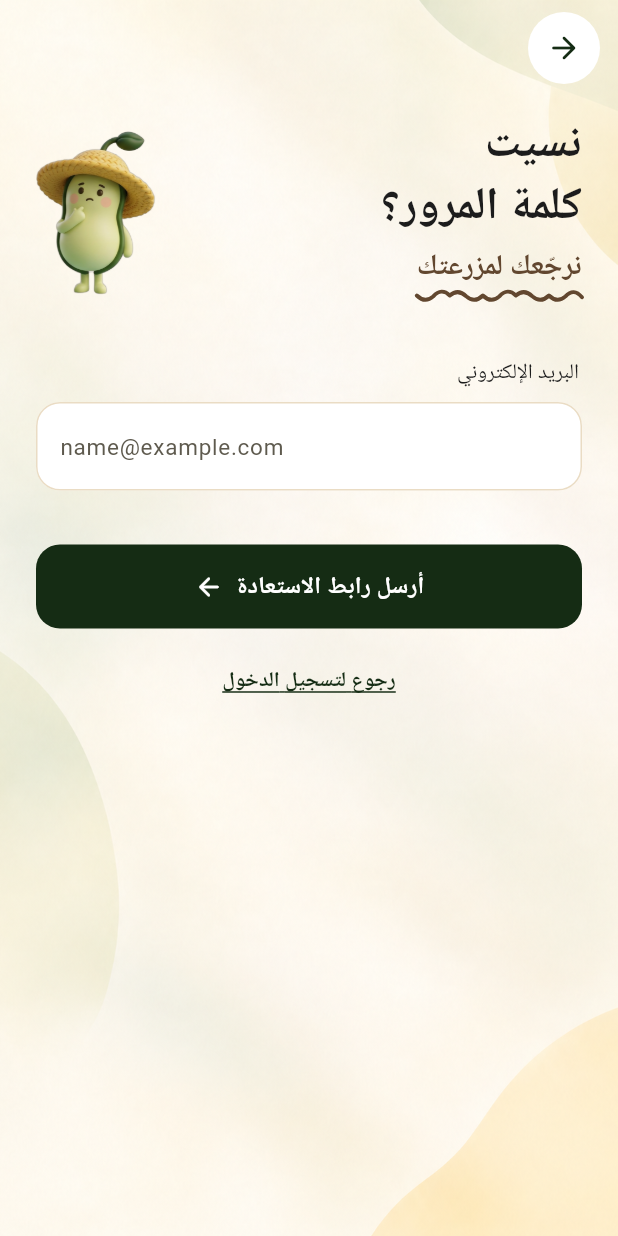
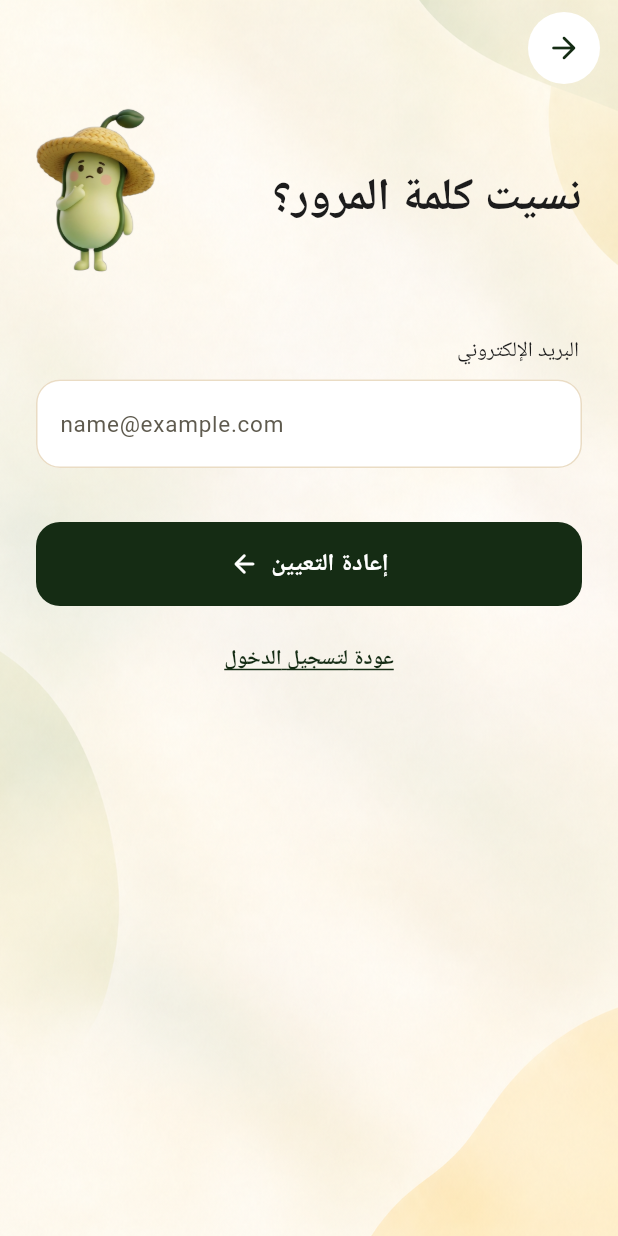
Before and after one commit to Maryommm/2026-GP1-5, a Flutter app: the ResetPasswordScreen screen opened directly, on a phone screen of 412 x 824 dp. Run offline on Flutter 3.47's test engine with Material 3 defaults, Android fonts, the phone set to English and light mode, and no system bars; our stand-ins replace camera, cloud_firestore, firebase_auth, firebase_core, geocoding, geolocator and 5 more; accounts and stored records are empty; Roboto replaces fonts that are missing (Baloo Bhaijaan 2, Readex Pro).

Commit message:
fix(l10n): drop the reset accent and update the Arabic texts
Remove the squiggle accent from the reset password header and its string,
use formal Arabic for the auth and crop screens, and fix typos and stray
quotes in the new texts.

Co-Authored-By: Claude Opus 5.5 <noreply@anthropic.com>

```diff
--- a/ethmar/lib/l10n/app_strings.dart
+++ b/ethmar/lib/l10n/app_strings.dart
@@ -44,7 +44,6 @@ class AppStrings {
     'back': 'Back',
     'accountCreated': 'Account created. Welcome to Ethmar!',
     'resetTitle': 'Forgot your\npassword?',
-    'resetAccent': "we'll get you back in",
     'sendResetLink': 'Send reset link',
     'backToLogin': 'Back to Login',
     'resetLinkSent': 'If an account exists for this email, you will receive a password reset link.',
@@ -448,33 +447,32 @@ class AppStrings {
     'loginButton': 'تسجيل الدخول',
     'newHere': "ليس لديك حساب؟",
     'createAccountLink': 'إنشاء حساب',
-    'errUsernameRequired': 'اختر اسم مستخدم عشان نسلّم عليك',
+    'errUsernameRequired': 'أدخل اسم المستخدم',
     'errUsernameTaken': 'اسم المستخدم مستخدم بالفعل.',
     'errUsernameCheckFailed': 'تعذّر التحقق من اسم المستخدم. تأكد من اتصالك.',
-    'errEmailRequired': 'اكتب بريدك الإلكتروني',
+    'errEmailRequired': 'ادخل بريدك الإلكتروني',
     'errEmailInvalid':
-        'البريد الإلكتروني غير صحيح. جرّب مثلًا name@example.com',
-    'errPasswordRequired': 'اكتب كلمة المرور',
-    'errPasswordNeeds': 'كلمة المرور تحتاج',
+        'البريد الإلكتروني غير صحيح. يجب ان يكون name@example.com',
+    'errPasswordRequired': 'ادخل كلمة المرور',
+    'errPasswordNeeds': 'كلمة المرور يجب ان تحتوي:',
     'errPasswordLength': '٨ أحرف على الأقل',
     'errPasswordUpper': 'حرف إنجليزي كبير',
     'errPasswordDigit': 'رقم',
     'errPasswordSpecial': 'رمز خاص (مثل ! أو @)',
     'showPassword': 'إظهار كلمة المرور',
     'hidePassword': 'إخفاء كلمة المرور',
-    'back': 'رجوع',
-    'accountCreated': 'تم إنشاء حسابك. أهلًا بك في إثمار!',
-    'resetTitle': 'نسيت\nكلمة المرور؟',
-    'resetAccent': 'نرجّعك لمزرعتك',
-    'sendResetLink': 'أرسل رابط الاستعادة',
-    'backToLogin': 'رجوع لتسجيل الدخول',
+    'back': 'عودة',
+    'accountCreated': 'تم إنشاء حسابك بنجاح. مرحبًا بك في إثمار!',
+    'resetTitle': 'نسيت كلمة المرور؟',
+    'sendResetLink': "إعادة التعيين",
+    'backToLogin': 'عودة لتسجيل الدخول',
     'resetLinkSent': 'إذا كان هناك حساب مرتبط بهذا البريد الإلكتروني، فسيصلك رابط لإعادة تعيين كلمة المرور.',
     'emailVerified': 'تم تأكيد بريدك الإلكتروني',
     'verifyDialogTitle': 'تحقق من بريدك',
-    'verifyDialogBody': 'أرسلنا رابط التحقق إلى {email}. افتحه لتأكيد حسابك. ما لقيته؟ شيّك على مجلد الرسائل غير المرغوب فيها (Spam).',
+    'verifyDialogBody': 'تم إرسال رابط التحقق إلى {email}. قم بفتحه لتأكيد حسابك. لم تجده؟ قم بالإطلاع على مجلد الرسائل غير المرغوب فيها',
     'verifyDialogWaiting': 'ننتظر تأكيد بريدك…',
-    'resendEmail': 'أعد إرسال الرابط',
-    'verificationResent': 'أرسلناه مرة ثانية! تحقق من بريدك',
+    'resendEmail': 'إعادة إرسال الرابط',
+    'verificationResent': 'قمنا بالإرسال مرة أخرى! تحقق من بريدك',
     'emailNotVerifiedTitle': 'البريد الإلكتروني غير مؤكّد',
     'verificationRecoveryBody': 'لم يتم تأكيد البريد الإلكتروني لهذا الحساب ({email}). قد تكون صلاحية الرابط السابق انتهت. أعد إرسال رسالة تحقق جديدة، ثم افتحها واضغط على التحقق والمتابعة.',
     'checkVerification': 'التحقق والمتابعة',
@@ -503,9 +501,9 @@ class AppStrings {
     'cropCatRoot': 'الخضروات الجذرية',
     'cropCatVegetable': 'الخضروات',
     'cropCatFruit': 'الفواكه',
-    'cropLoading1': 'نحدد موقعك…',
-    'cropLoading2': 'نشيّك على مناخ منطقتك…',
-    'cropLoading3': 'نختار لك أنسب المحاصيل…',
+    'cropLoading1': 'جاري تحديد الموقع…',
+    'cropLoading2': 'جاري فحص مناخ منطقتك…',
+    'cropLoading3': 'جاري اختيار أنسب المحاصيل…',
     'cropTempRange': 'أفضل درجة حرارة',
     'cropWaterNeed': 'احتياج الماء',
     'cropBestTime': 'أفضل وقت للزراعة',
@@ -520,18 +518,19 @@ class AppStrings {
     'cropWater_low': 'قليلة',
     'cropWater_medium': 'متوسطة',
     'cropWater_high': 'عالية',
-    'cropNoCrops': 'ما فيه محاصيل تناسب منطقتك هذا الشهر. شيّك الشهر الجاي',
+    'cropNoCrops': 'لا يوجد محاصيل تناسب منطقتك هذا الشهر. حاول مرة أخرى قريبًا',
     'cropError': 'تعذّر جلب الاقتراحات. حاول مرة أخرى',
-    'cropErrorSignIn': 'سجّل دخولك مرة ثانية عشان تشوف الاقتراحات',
-    'cropErrorClimate': 'تعذّر الوصول لبيانات المناخ. حاول مرة ثانية بعدين',
-    'cropErrorOffline': 'أنت غير متصل بالإنترنت. حاول مرة ثانية بعدين',
+    'cropErrorSignIn': 'قم بتسجيل الدخول مرة أخرى للتمكن من الاطلاع على الاقتراحات',
+    'cropErrorClimate': 'تعذّر الوصول لبيانات المناخ. حاول مرة أخرى',
+    'cropErrorOffline': 'أنت غير متصل بالإنترنت. حاول مرة أخرى',
     'cropMoreFailed': 'تعذّر تحميل المزيد من المحاصيل',
     'cropLocationDenied':
-        'نحتاج موقعك عشان نقترح محاصيل تناسب منطقتك. اسمح بالوصول للموقع عشان تشوف الاقتراحات',
+        'لم نتمكن من الوصول لبيانات موقعك. قم بالسماح للتطبيق بالوصول لبيانات الموقع لتتمكن من الإطلاع على التوصيات',
     'cropLocationBlocked':
-        'إذن الموقع مقفل لإثمار. اسمح فيه من إعدادات جوالك عشان تشوف المحاصيل المناسبة لمنطقتك',
-    'cropLocationOff': 'الموقع مقفل في جوالك. شغّله عشان تشوف المحاصيل المناسبة لمنطقتك',
-    'cropLocationUnavailable': 'ما قدرنا نحدد موقعك. حاول مرة ثانية',
+        'أذونات الوصول للموقع مغلقة. قم بالسماح بالوصول لبيانات الموقع من الإعدادات لتتمكن من الاطلاع على التوصيات المناسبة لمنطقتك',
+    'cropLocationOff':
+        'خدمة الموقع مغلقة في جهازك. قم بتشغيلها لتتمكن من الاطلاع على التوصيات المناسبة لمنطقتك',
+    'cropLocationUnavailable': 'لم نتمكن من تحديد موقعك. قم بالمحاولة مرة أخرى',
     'cropOpenSettings': 'فتح الإعدادات',
     'month1': 'يناير',
     'month2': 'فبراير',
@@ -885,7 +884,6 @@ class S {
   String get back => t('back');
   String get accountCreated => t('accountCreated');
   String get resetTitle => t('resetTitle');
-  String get resetAccent => t('resetAccent');
   String get sendResetLink => t('sendResetLink');
   String get backToLogin => t('backToLogin');
   String get resetLinkSent => t('resetLinkSent');
--- a/ethmar/lib/screens/reset_password_screen.dart
+++ b/ethmar/lib/screens/reset_password_screen.dart
@@ -114,7 +114,6 @@ class _ResetPasswordScreenState extends State<ResetPasswordScreen> {
             // Password reset screen header.
             AuthHeader(
               title: s.resetTitle,
-              accent: s.resetAccent,
               character: 'ethmar_buddy_thinking',
             ),
 
```
